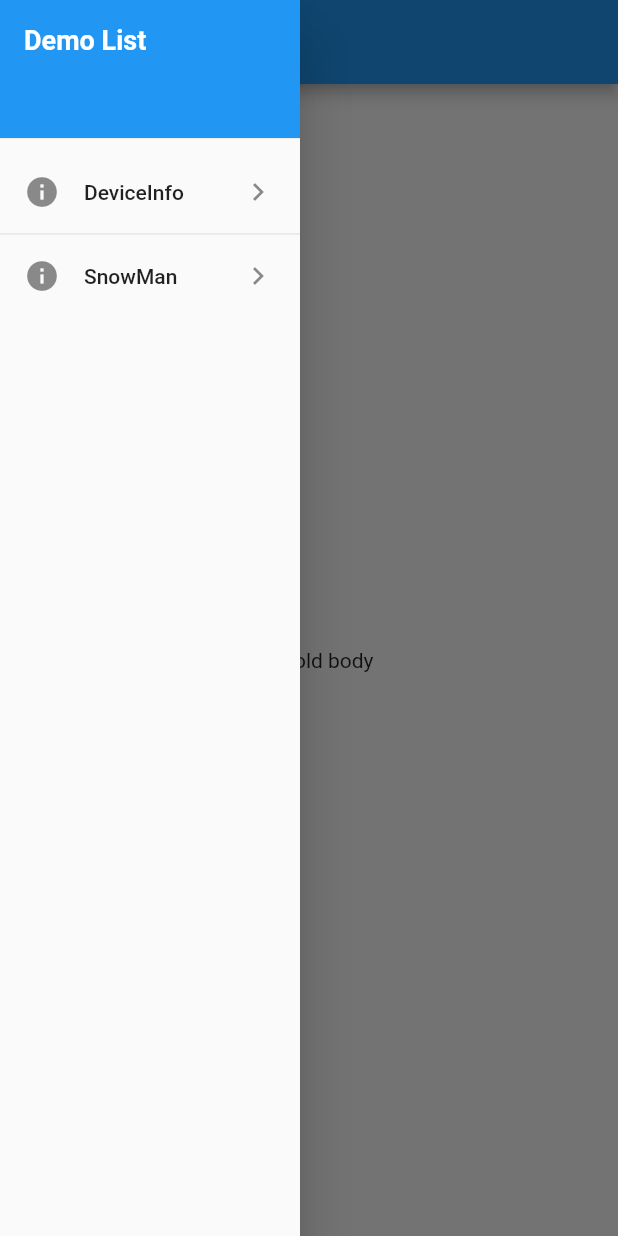
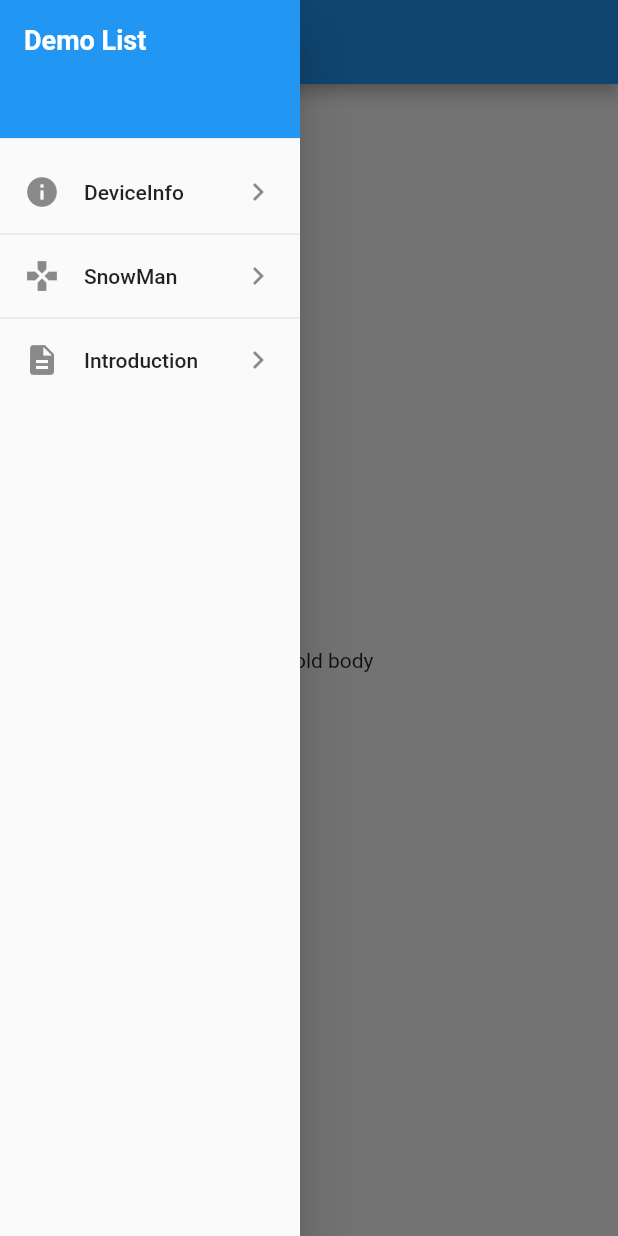
Before and after one commit to drbx/flutter_demo, a Flutter app: the screen it shows after launch, with the side drawer open, on a phone screen of 412 x 824 dp. Run offline on Flutter 3.47's test engine with Material 2 defaults, Android fonts, the phone set to English and light mode, and no system bars; our stand-ins replace device_info_plus, introduction_screen, permission_handler; missing offline and left inert: device_information.

```diff
--- a/lib/main.dart
+++ b/lib/main.dart
@@ -2,6 +2,8 @@ import 'package:flutter/material.dart';
 import 'package:flutter_demo/demo/device_info.dart';
 import 'package:flutter_demo/demo/snow_man.dart';
 import 'package:flutter_demo/model/widget_models.dart';
+
+import 'demo/introduction_page.dart';
 
 void main() {
   runApp(const MyApp());
@@ -16,9 +18,11 @@ class MyApp extends StatelessWidget {
       theme: ThemeData(
         primarySwatch: Colors.blue,
       ),
-      home: const MyHomePage(title: 'Flutter Demo'),
+      //home: const MyHomePage(title: 'Flutter Demo'),
       //注册路由表
       routes: {
+        "/": (context) => const MyHomePage(title: 'Flutter Demo'),
+        "introduction_page": (context) => const IntroductionPage(),
         "device_info": (context) => const DeviceInfo(),
         "snow_man": (context) => const SnowMan(),
       },
@@ -38,7 +42,9 @@ class MyHomePage extends StatefulWidget {
 class _MyHomePageState extends State<MyHomePage> {
   final _demoList = <DrawListItem>[
     DrawListItem("DeviceInfo", "device_info", const Icon(Icons.info)),
-    DrawListItem("SnowMan", "snow_man", const Icon(Icons.info)),
+    DrawListItem("SnowMan", "snow_man", const Icon(Icons.games)),
+    DrawListItem(
+        "Introduction", "introduction_page", const Icon(Icons.description)),
   ];
 
   @override
--- a/pubspec.yaml
+++ b/pubspec.yaml
@@ -37,6 +37,7 @@ dependencies:
   device_info_plus: ^3.2.3
   device_information: ^0.0.4
   permission_handler: ^9.2.0
+  introduction_screen: ^3.0.2
 
 dev_dependencies:
   flutter_test:
@@ -63,6 +64,7 @@ flutter:
   # To add assets to your application, add an assets section, like this:
   assets:
     - assets/snowman/
+    - assets/introduction/
 
   # An image asset can refer to one or more resolution-specific "variants", see
   # https://flutter.dev/assets-and-images/#resolution-aware.
```
Also changed, not shown: lib/demo/introduction_page.dart (added, +58 -0 lines), assets/introduction/page1.png (added), assets/introduction/page2.png (added), assets/introduction/page3.png (added), assets/introduction/page4.png (added), pubspec.lock.
